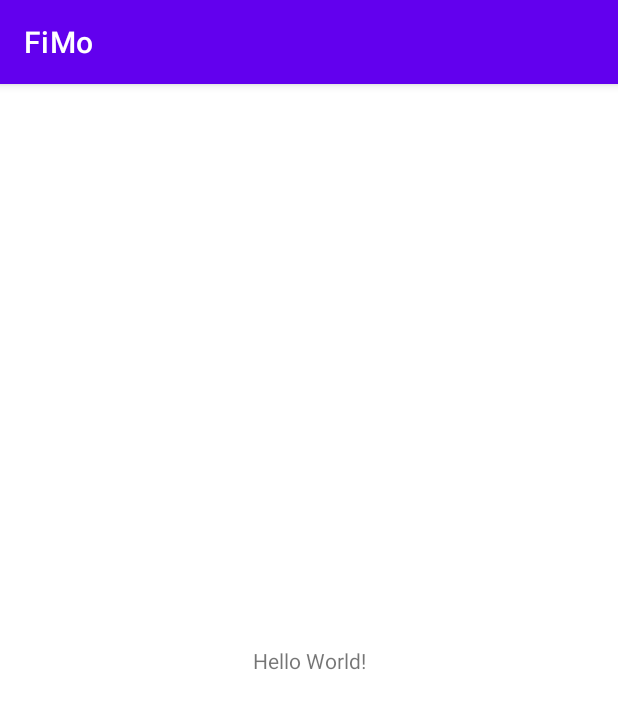
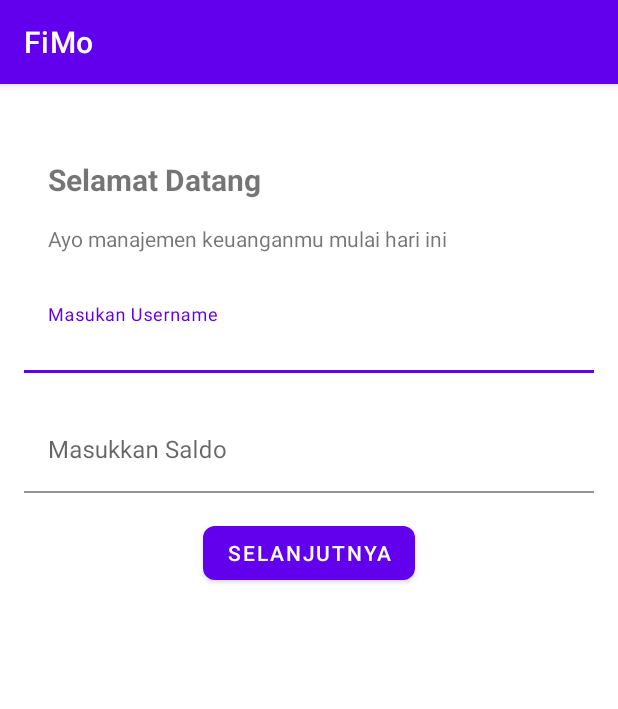
Before and after one commit to alfinabalqis/assesmen-1, an Android app: the OnboardingActivity screen opened directly, with no data from a screen before it, after a tap on "SELANJUTNYA", on a phone screen of 412 x 824 dp. Shown: the top 709 px of the screen. Run offline under Robolectric (Android 15) with nearby library versions, the phone set to English and light mode, and no system bars.

Commit message:
add page login activity

```diff
--- a/app/src/main/AndroidManifest.xml
+++ b/app/src/main/AndroidManifest.xml
@@ -6,11 +6,14 @@
         android:allowBackup="true"
         android:dataExtractionRules="@xml/data_extraction_rules"
         android:fullBackupContent="@xml/backup_rules"
-        android:icon="@mipmap/ic_launcher"
+        android:icon="@drawable/logo"
         android:label="@string/app_name"
         android:supportsRtl="true"
         android:theme="@style/Theme.Fimo"
         tools:targetApi="31">
+        <activity
+            android:name=".LoginActivity"
+            android:exported="false" />
         <activity
             android:name=".OnboardingActivity"
             android:exported="false" />
@@ -24,7 +27,7 @@
         </activity>
         <activity
             android:name=".MainActivity"
-            android:exported="false"/>
+            android:exported="false" />
     </application>
 
 </manifest>
--- /dev/null
+++ b/app/src/main/java/org/d3if3133/fimo/LoginActivity.kt
@@ -0,0 +1,39 @@
+package org.d3if3133.fimo
+
+import android.content.Intent
+import androidx.appcompat.app.AppCompatActivity
+import android.os.Bundle
+import android.text.TextUtils
+import android.widget.Toast
+import org.d3if3133.fimo.databinding.ActivityLoginBinding
+
+class LoginActivity : AppCompatActivity() {
+    private lateinit var binding: ActivityLoginBinding
+
+    override fun onCreate(savedInstanceState: Bundle?) {
+        super.onCreate(savedInstanceState)
+
+        binding = ActivityLoginBinding.inflate(layoutInflater)
+        setContentView(binding.root)
+
+        binding.btnLogin.setOnClickListener{ loginButton()}
+    }
+
+    private fun loginButton() {
+        val username = binding.editUsername.text.toString()
+        val saldoAwal = binding.editSaldo.text.toString()
+
+        // val pass = binding.editPass.text.toString()
+        if(TextUtils.isEmpty(username) || TextUtils.isEmpty(saldoAwal)){
+            Toast.makeText(this, R.string.invalid, Toast.LENGTH_LONG).show()
+            return
+        } else {
+            Toast.makeText(this, R.string.sukses, Toast.LENGTH_SHORT).show()
+            val intent = Intent(this, MainActivity::class.java)
+            intent.putExtra("getUsername", username)
+            intent.putExtra("getSaldo", saldoAwal)
+            startActivity(intent)
+            finish()
+        }
+    }
+}
--- a/app/src/main/java/org/d3if3133/fimo/OnboardingActivity.kt
+++ b/app/src/main/java/org/d3if3133/fimo/OnboardingActivity.kt
@@ -4,7 +4,6 @@ import android.content.Intent
 import androidx.appcompat.app.AppCompatActivity
 import android.os.Bundle
 import org.d3if3133.fimo.databinding.ActivityOnboardingBinding
-import org.d3if3133.fimo.databinding.ActivitySplashscreenBinding
 
 class OnboardingActivity : AppCompatActivity() {
     private lateinit var binding: ActivityOnboardingBinding
@@ -16,7 +15,7 @@ class OnboardingActivity : AppCompatActivity() {
         setContentView(binding.root)
 
         binding.button.setOnClickListener{
-            val intent = Intent(this, MainActivity::class.java)
+            val intent = Intent(this, LoginActivity::class.java)
             startActivity(intent)
             finish()
         }
--- /dev/null
+++ b/app/src/main/res/layout/activity_login.xml
@@ -0,0 +1,102 @@
+<?xml version="1.0" encoding="utf-8"?>
+<ScrollView
+    xmlns:android="http://schemas.android.com/apk/res/android"
+    xmlns:app="http://schemas.android.com/apk/res-auto"
+    xmlns:tools="http://schemas.android.com/tools"
+    android:layout_width="match_parent"
+    android:layout_height="match_parent"
+    tools:context=".LoginActivity">
+
+    <androidx.constraintlayout.widget.ConstraintLayout
+        android:layout_width="match_parent"
+        android:layout_height="wrap_content">
+
+        <TextView
+            android:id="@+id/welcome"
+            android:layout_width="wrap_content"
+            android:layout_height="wrap_content"
+            android:layout_marginStart="32dp"
+            android:layout_marginTop="50dp"
+            android:text="@string/welcome"
+            android:textSize="20sp"
+            android:textStyle="bold"
+            app:layout_constraintStart_toStartOf="parent"
+            app:layout_constraintTop_toTopOf="parent"
+            tools:ignore="MissingConstraints" />
+
+        <TextView
+            android:id="@+id/desc_welcome"
+            android:layout_width="wrap_content"
+            android:layout_height="wrap_content"
+            android:layout_marginTop="16dp"
+            android:text="@string/welcome_desc"
+            android:textSize="14sp"
+            app:layout_constraintStart_toStartOf="@+id/welcome"
+            app:layout_constraintTop_toBottomOf="@+id/welcome" />
+
+        <com.google.android.material.textfield.TextInputLayout
+            android:id="@+id/textInputLayout"
+            android:layout_width="match_parent"
+            android:layout_height="wrap_content"
+            android:layout_marginTop="24dp"
+            android:labelFor="@+id/editUsername"
+            android:text="@string/username_confirm"
+            app:layout_constraintEnd_toEndOf="@+id/desc_welcome"
+            app:layout_constraintStart_toStartOf="@+id/desc_welcome"
+            app:layout_constraintTop_toBottomOf="@id/desc_welcome">
+
+            <com.google.android.material.textfield.TextInputEditText
+                android:id="@+id/editUsername"
+                android:layout_width="match_parent"
+                android:layout_height="wrap_content"
+                android:layout_marginStart="16dp"
+                android:layout_marginEnd="16dp"
+                android:background="#00FFFFFF"
+                android:backgroundTint="#FFFFFF"
+                android:hint="@string/username_confirm"
+                android:inputType="textPersonName" />
+
+        </com.google.android.material.textfield.TextInputLayout>
+
+        <com.google.android.material.textfield.TextInputLayout
+            android:id="@+id/textInputLayout2"
+            android:layout_width="match_parent"
+            android:layout_height="wrap_content"
+            android:layout_marginTop="24dp"
+            android:labelFor="@+id/editUsername"
+            android:text="@string/username_confirm"
+            app:layout_constraintEnd_toEndOf="@+id/desc_welcome"
+            app:layout_constraintStart_toStartOf="@+id/desc_welcome"
+            app:layout_constraintTop_toBottomOf="@id/textInputLayout">
+
+            <com.google.android.material.textfield.TextInputEditText
+                android:id="@+id/editSaldo"
+                android:layout_width="match_parent"
+                android:layout_height="wrap_content"
+                android:layout_marginStart="16dp"
+                android:layout_marginEnd="16dp"
+                android:background="#00FFFFFF"
+                android:backgroundTint="#FFFFFF"
+                android:hint="@string/saldo"
+                android:inputType="number" />
+
+        </com.google.android.material.textfield.TextInputLayout>
+
+        <Button
+            android:id="@+id/btnLogin"
+            android:layout_width="wrap_content"
+            android:layout_height="wrap_content"
+            android:layout_marginStart="16dp"
+            android:layout_marginTop="16dp"
+            android:layout_marginEnd="16dp"
+            android:layout_marginBottom="50dp"
+            android:layout_weight="1"
+            android:text="@string/next"
+            android:textColor="@color/white"
+            app:cornerRadius="8dp"
+            app:layout_constraintBottom_toBottomOf="parent"
+            app:layout_constraintEnd_toEndOf="parent"
+            app:layout_constraintStart_toStartOf="parent"
+            app:layout_constraintTop_toBottomOf="@+id/textInputLayout2" />
+    </androidx.constraintlayout.widget.ConstraintLayout>
+</ScrollView>
--- a/app/src/main/res/values/strings.xml
+++ b/app/src/main/res/values/strings.xml
@@ -4,4 +4,10 @@
     <string name="desc">Atur keuanganmu dengan mudah di aplikasi Fimo</string>
     <string name="next">Selanjutnya</string>
     <string name="gambar_ilustrasi">Ini Gambar Ilustrasi</string>
+    <string name="welcome">Selamat Datang</string>
+    <string name="welcome_desc">Ayo manajemen keuanganmu mulai hari ini</string>
+    <string name="username_confirm">Masukan Username</string>
+    <string name="saldo">Masukkan Saldo</string>
+    <string name="invalid">Data Harus Diisi</string>
+    <string name="sukses">Berhasil Login</string>
 </resources>
```
